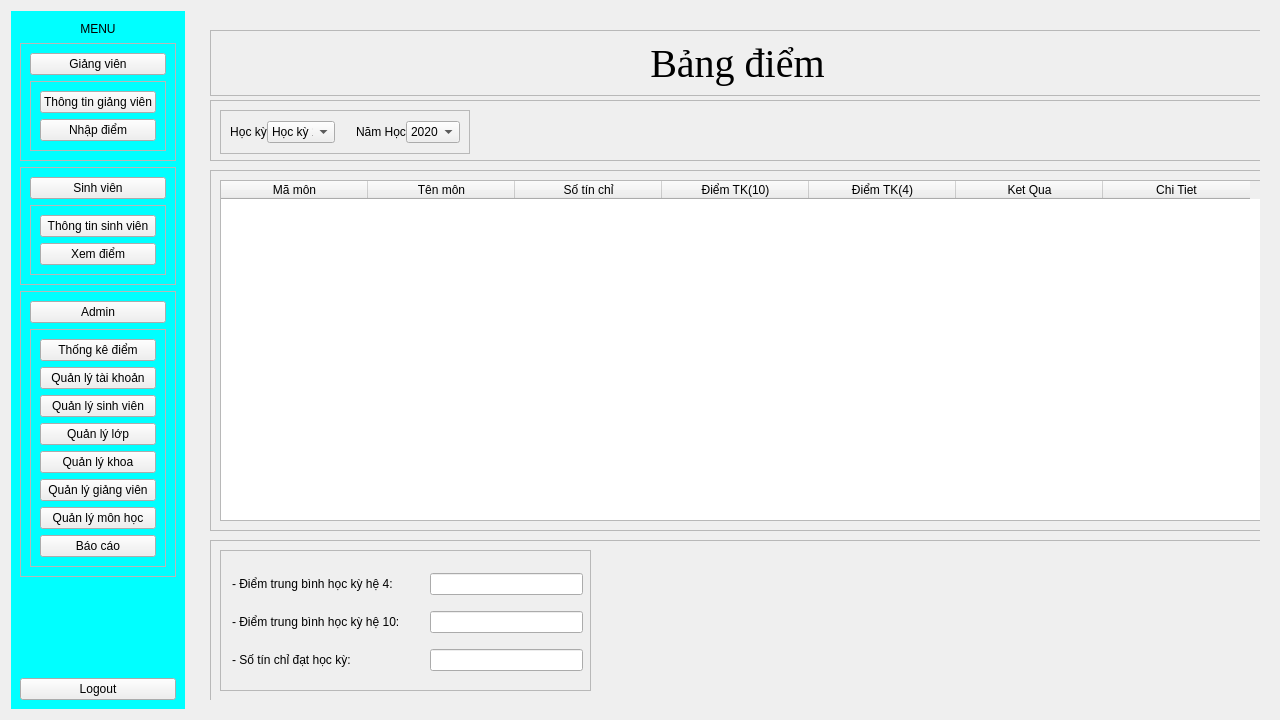
First picture: the form in main/FrontEnd/Menu.ui, repository phusomnia/Student_Management, before the edit.
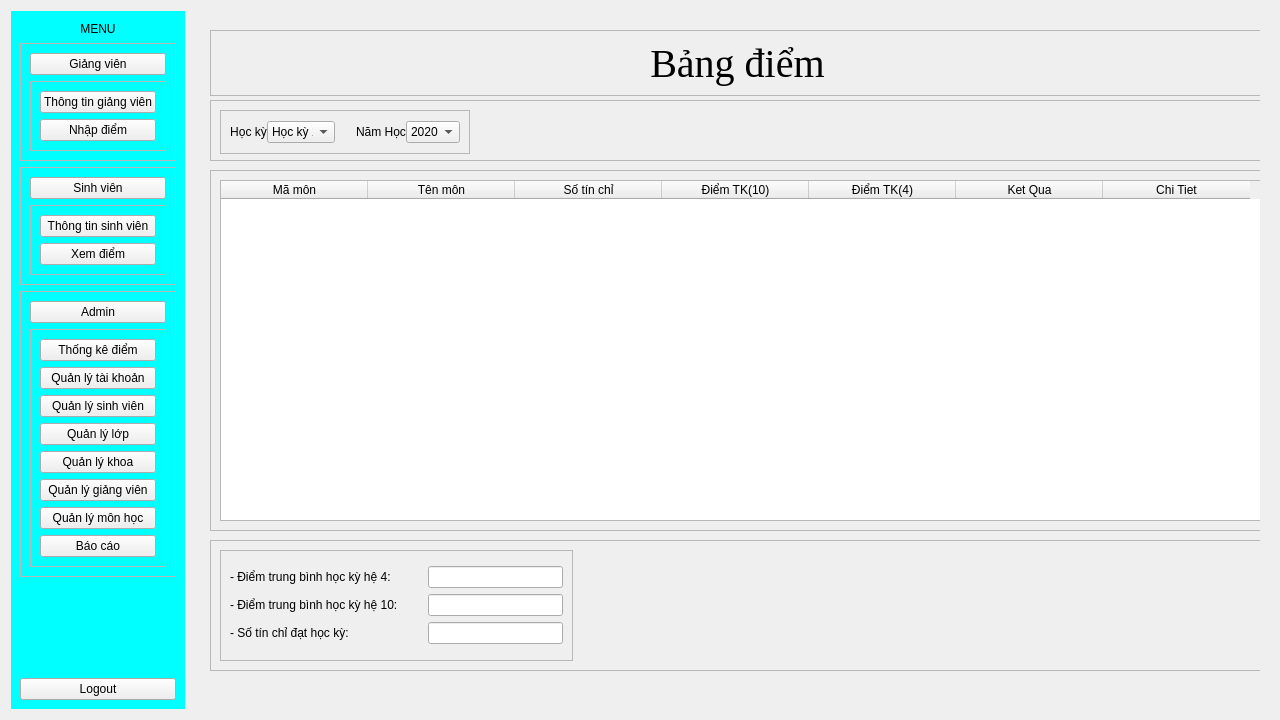
Second picture: the form after the edit. The open tabs and pages were chosen to show the change.

```diff
--- a/main/FrontEnd/Menu.ui
+++ b/main/FrontEnd/Menu.ui
@@ -197,7 +197,7 @@
              </property>
              <layout class="QVBoxLayout" name="verticalLayout_8">
               <item>
-               <widget class="QPushButton" name="DangKiHPBtn">
+               <widget class="QPushButton" name="ThongKeBtn">
                 <property name="text">
                  <string>Thống kê điểm</string>
                 </property>
@@ -319,7 +319,7 @@
       <item row="0" column="0">
        <widget class="QStackedWidget" name="Frame_Admin">
         <property name="currentIndex">
-         <number>8</number>
+         <number>4</number>
         </property>
         <widget class="QWidget" name="Frame_QLGV">
          <property name="styleSheet">
@@ -1788,7 +1788,7 @@
             <x>10</x>
             <y>520</y>
             <width>1061</width>
-            <height>161</height>
+            <height>131</height>
            </rect>
           </property>
           <property name="frameShape">
@@ -1802,8 +1802,8 @@
             <rect>
              <x>10</x>
              <y>10</y>
-             <width>371</width>
-             <height>141</height>
+             <width>353</width>
+             <height>111</height>
             </rect>
            </property>
            <property name="frameShape">
@@ -1812,15 +1812,8 @@
            <property name="frameShadow">
             <enum>QFrame::Raised</enum>
            </property>
-           <widget class="QWidget" name="layoutWidget">
-            <property name="geometry">
-             <rect>
-              <x>12</x>
-              <y>13</y>
-              <width>351</width>
-              <height>121</height>
-             </rect>
-            </property>
+           <layout class="QGridLayout" name="gridLayout_41">
+            <item row="0" column="0">
             <layout class="QGridLayout" name="gridLayout_34">
              <item row="0" column="0">
               <widget class="QLabel" name="TB4_lbl">
@@ -1853,12 +1846,12 @@
               <widget class="QLineEdit" name="lineEdit_3"/>
              </item>
             </layout>
+            </item>
+           </layout>
            </widget>
           </widget>
          </widget>
-        </widget>
-        <widget class="QWidget" name="Chi_Tiet_BangDiem"/>
-        <widget class="QWidget" name="ThongKe_Diem">
+        <widget class="QWidget" name="Frame_ThongKeDiem">
          <widget class="QFrame" name="Frame_Title_TKD">
           <property name="geometry">
            <rect>
```
Lines whose indentation alone changed are shown as unchanged.
